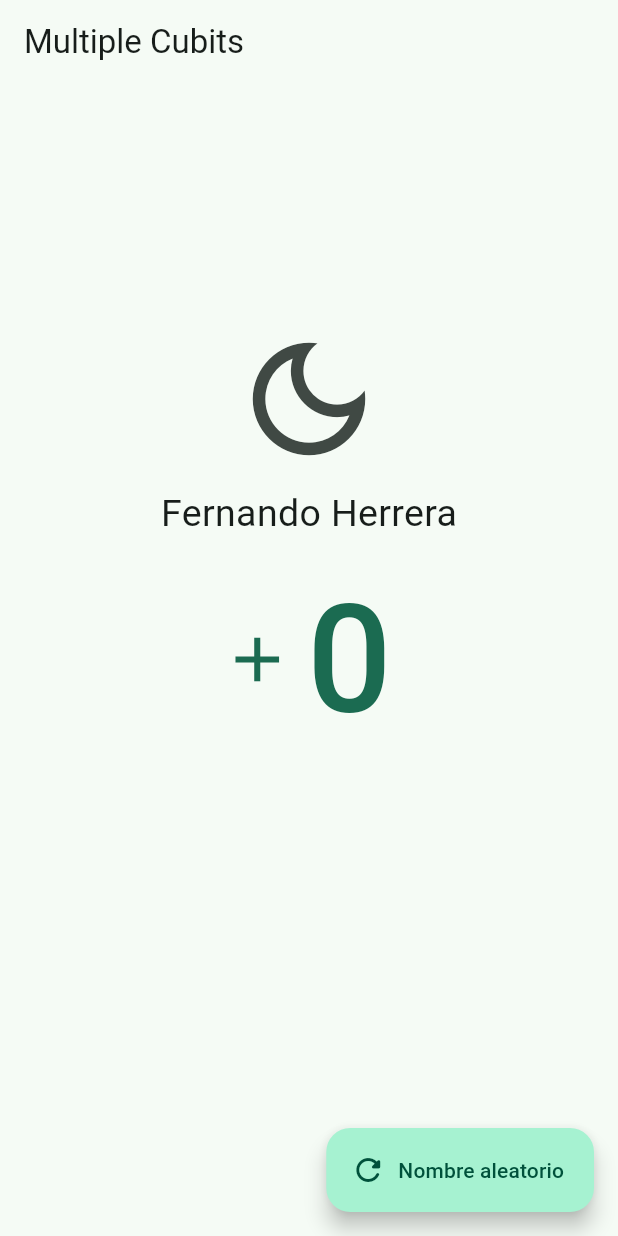
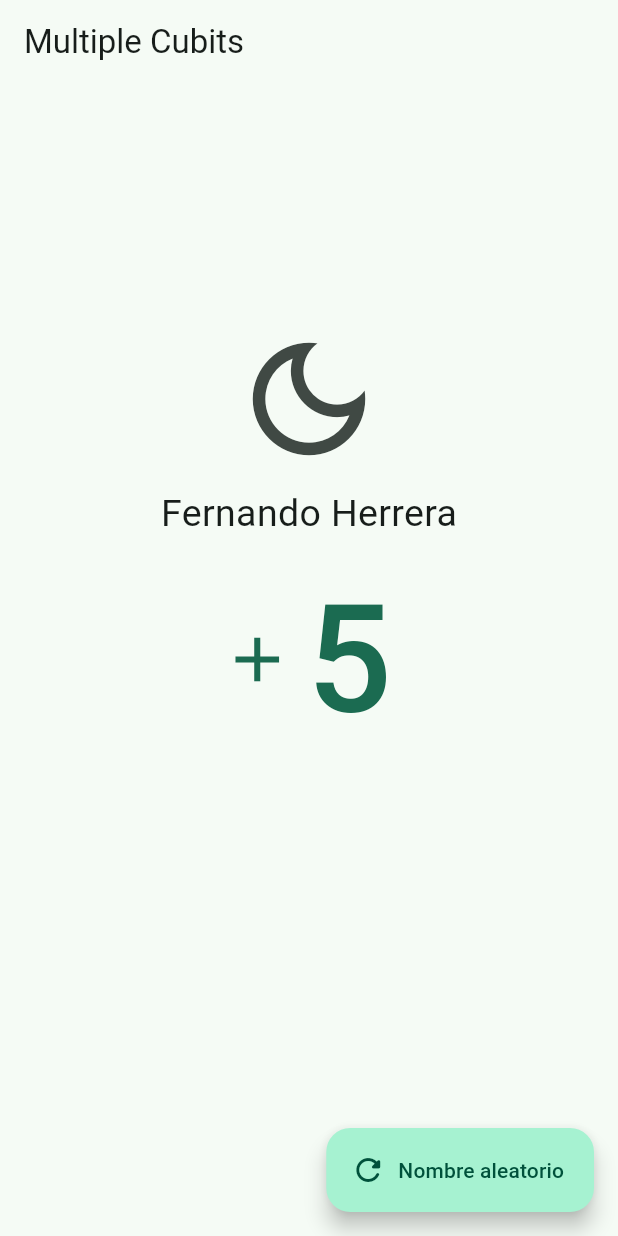
Before and after one commit to sweihmuller/flutterbloc, a Flutter app: the MultipleCubitScreen screen opened by its route, on a phone screen of 412 x 824 dp. Run offline on Flutter 3.47's test engine with Material 3 defaults, Android fonts, the phone set to English and light mode, and no system bars; our stand-ins replace bloc, dio, flutter_bloc, go_router; missing offline and left inert: random_name_generator.

Commit message:
Counter cubit

```diff
--- a/lib/main.dart
+++ b/lib/main.dart
@@ -1,3 +1,4 @@
+import 'package:blocs_app/presentation/blocs/02-counter/counter_cubit.dart';
 import 'package:flutter/material.dart';
 
 import 'package:blocs_app/config/config.dart';
@@ -17,7 +18,8 @@ class BlocsProviders extends StatelessWidget {
   Widget build(BuildContext context) {
     return MultiBlocProvider(providers: [
       BlocProvider(create: (context) => UsernameCubit()),
-      BlocProvider(create: (context) => RouterSimpleCubit())
+      BlocProvider(create: (context) => RouterSimpleCubit()),
+      BlocProvider(create: (context) => CounterCubit())
     ], child: MyApp());
   }
 }
--- /dev/null
+++ b/lib/presentation/blocs/02-counter/counter_cubit.dart
@@ -0,0 +1,7 @@
+import 'package:bloc/bloc.dart';
+
+class CounterCubit extends Cubit<int> {
+  CounterCubit() : super(5);
+
+  void incrementBy(int value) => emit(state + value);
+}
--- a/lib/presentation/screens/03_multiple_cubits/multiple_cubits_screen.dart
+++ b/lib/presentation/screens/03_multiple_cubits/multiple_cubits_screen.dart
@@ -1,5 +1,6 @@
+import 'package:blocs_app/presentation/blocs/02-counter/counter_cubit.dart';
 import 'package:flutter/material.dart';
-
+import 'package:flutter_bloc/flutter_bloc.dart';
 
 class MultipleCubitScreen extends StatelessWidget {
   const MultipleCubitScreen({super.key});
@@ -13,29 +14,36 @@ class MultipleCubitScreen extends StatelessWidget {
       body: Center(
           child: Column(
         children: [
-            const Spacer(flex: 1,),
-
+          const Spacer(
+            flex: 1,
+          ),
           IconButton(
             // icon: const Icon( Icons.light_mode_outlined, size: 100 ),
-              icon: const Icon( Icons.dark_mode_outlined, size: 100 ),
+            icon: const Icon(Icons.dark_mode_outlined, size: 100),
             onPressed: () {},
           ),
-
-            const Text('Fernando Herrera', style: TextStyle(fontSize: 25 )),
-
+          const Text('Fernando Herrera', style: TextStyle(fontSize: 25)),
           TextButton.icon(
-              icon: const Icon( Icons.add, size: 50,),
-              label: const Text('0', style: TextStyle(fontSize: 100)),
-              onPressed: () {},
+            icon: const Icon(
+              Icons.add,
+              size: 50,
             ),
-
-            const Spacer( flex: 2 ),
+            label: BlocBuilder<CounterCubit, int>(builder: (context, state) {
+              return Text(
+                '$state',
+                style: TextStyle(fontSize: 100),
+              );
+            }),
+            onPressed: () {
+              context.read<CounterCubit>().incrementBy(1);
+            },
+          ),
+          const Spacer(flex: 2),
         ],
-        )
-      ),
+      )),
       floatingActionButton: FloatingActionButton.extended(
         label: const Text('Nombre aleatorio'),
-        icon: const Icon( Icons.refresh_rounded ),
+        icon: const Icon(Icons.refresh_rounded),
         onPressed: () {},
       ),
     );
```
Lines whose indentation alone changed are shown as unchanged.
